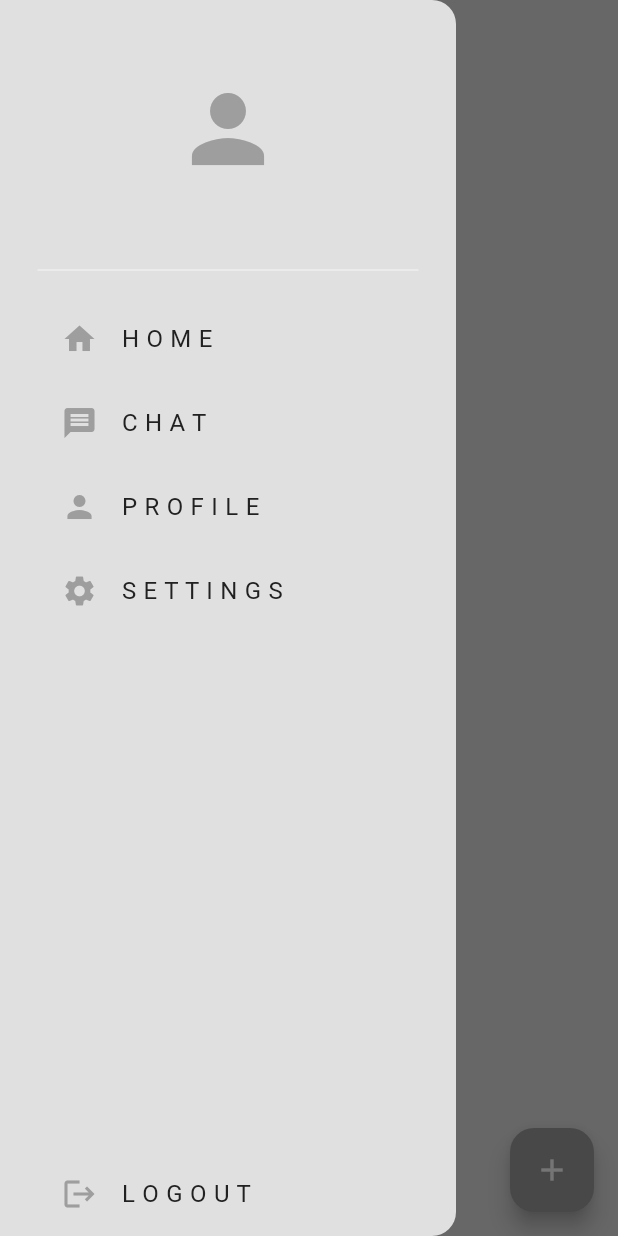
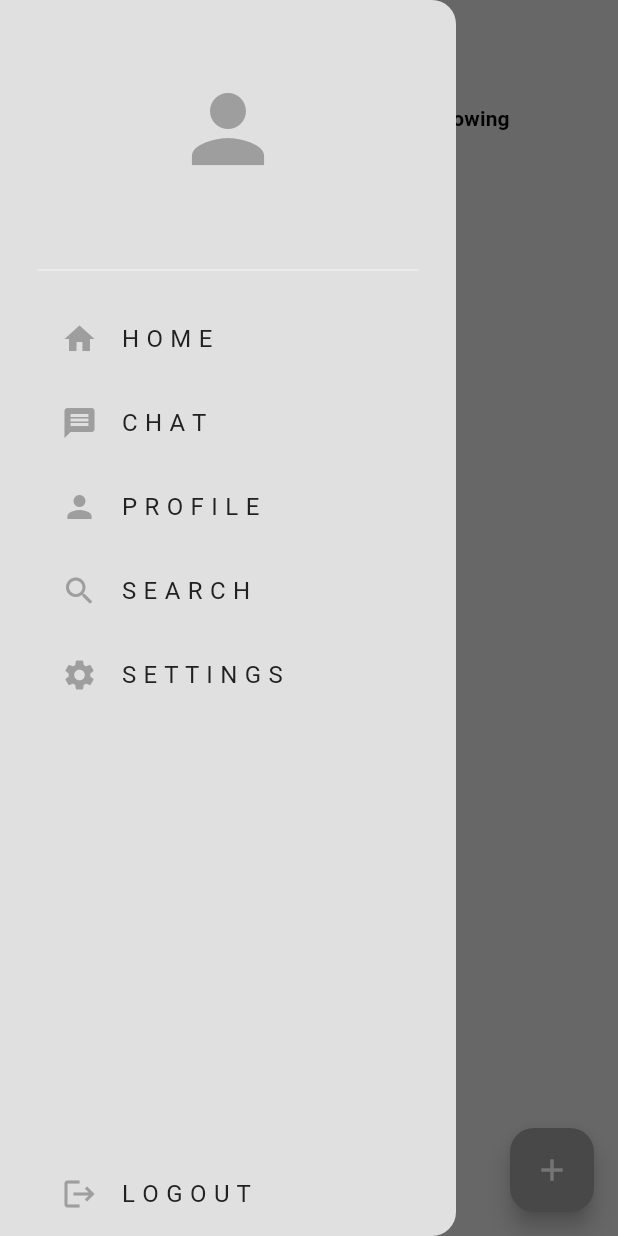
Before and after one commit to Schlegelk/mobile_programming, a Flutter app: the screen it shows once a user with an empty profile is signed in, with the side drawer open, on a phone screen of 412 x 824 dp. Run offline on Flutter 3.47's test engine with Material 3 defaults, Android fonts, the phone set to English and light mode, and no system bars; our stand-ins replace cloud_firestore, firebase_auth, firebase_core, google_fonts; accounts and stored records are empty.

Commit message:
home page for following and all users posts, search page to search users

```diff
--- a/lib/components/my_drawer.dart
+++ b/lib/components/my_drawer.dart
@@ -1,6 +1,7 @@
 import 'package:flutter/material.dart';
 import 'package:social_media/components/my_drawer_tile.dart';
 import 'package:social_media/pages/profile_page.dart';
+import 'package:social_media/pages/search_page.dart';
 import 'package:social_media/pages/settings_page.dart';
 import 'package:social_media/pages/users_page.dart';
 import 'package:social_media/services/auth/auth_service.dart';
@@ -105,6 +106,18 @@ class MyDrawer extends StatelessWidget {
               ),
 
               // search list tile
+              MyDrawerTile(
+                title: "S E A R C H",
+                icon: Icons.search,
+                onTap: () {
+                  Navigator.push(
+                    context,
+                    MaterialPageRoute(
+                      builder: (context) => SearchPage(),
+                    ),
+                  );
+                },
+              ),
 
               // settings list tile
               MyDrawerTile(
--- a/lib/pages/home_page.dart
+++ b/lib/pages/home_page.dart
@@ -67,7 +67,9 @@ class _HomePageState extends State<HomePage> {
   @override
   Widget build(BuildContext context) {
     // Scaffold
-    return Scaffold(
+    return DefaultTabController(
+      length: 2,
+      child: Scaffold(
         backgroundColor: Theme.of(context).colorScheme.surface,
         drawer: MyDrawer(),
 
@@ -76,6 +78,13 @@ class _HomePageState extends State<HomePage> {
           centerTitle: true,
           title: Text("H O M E"),
           foregroundColor: Theme.of(context).colorScheme.primary,
+          bottom: TabBar(
+            dividerColor: Colors.transparent,
+            tabs: [Tab(text: "For You"), Tab(text: "Following")],
+            labelColor: Color.fromARGB(255, 135, 183, 222),
+            labelStyle: TextStyle(fontWeight: FontWeight.bold),
+            indicatorColor: Theme.of(context).colorScheme.secondary,
+          ),
         ),
 
         // Floating Action Button
@@ -85,7 +94,11 @@ class _HomePageState extends State<HomePage> {
         ),
 
         // Body: list of all posts
-      body: _buildPostList(listeningProvider.allPosts),
+        body: TabBarView(children: [
+          _buildPostList(listeningProvider.allPosts),
+          _buildPostList(listeningProvider.followingPosts)
+        ]),
+      ),
     );
   }
 
--- a/lib/pages/profile_page.dart
+++ b/lib/pages/profile_page.dart
@@ -212,7 +212,7 @@ class _ProfilePageState extends State<ProfilePage> {
             ),
 
             // follow-unfollow button
-            if (user != null && user!.uid != currentUserId)
+            if (!_isLoading && user!.uid != currentUserId)
               MyFollowButton(
                 onPressed: toggleFollow,
                 isFollowing: _isFollowing,
--- a/lib/services/database/database_provider.dart
+++ b/lib/services/database/database_provider.dart
@@ -16,6 +16,7 @@ then it's much easier to manage and switch out different databases.
 
 */
 
+import 'package:firebase_auth/firebase_auth.dart';
 import 'package:flutter/foundation.dart';
 import 'package:social_media/models/comment.dart';
 import 'package:social_media/models/post.dart';
@@ -57,9 +58,11 @@ class DatabaseProvider extends ChangeNotifier {
 
   // local list of posts
   List<Post> _allPosts = [];
+  List<Post> _followingPosts = [];
 
   // get posts
   List<Post> get allPosts => _allPosts;
+  List<Post> get followingPosts => _followingPosts;
 
   // post message
   Future<void> postMessage(String message) async {
@@ -80,6 +83,9 @@ class DatabaseProvider extends ChangeNotifier {
     _allPosts =
         allPosts.where((post) => !blockedUserIds.contains(post.uid)).toList();
 
+    // filter the following post
+    await loadFollowingPosts();
+
     // initialize local like data
     initializeLikeMap();
 
@@ -90,6 +96,18 @@ class DatabaseProvider extends ChangeNotifier {
   // filter and return post given uid
   List<Post> filterUserPosts(String uid) {
     return _allPosts.where((post) => post.uid == uid).toList();
+  }
+
+  // load following posts
+  Future<void> loadFollowingPosts() async {
+    String currentUid = _auth.getCurrentUid();
+
+    // get list of uids
+    final followingUserIds = await _db.getFollowingUidsFromFirebase(currentUid);
+
+    // filter posts
+    _followingPosts =
+        _allPosts.where((post) => followingUserIds.contains(post.uid)).toList();
   }
 
   // delete post
@@ -517,4 +535,23 @@ class DatabaseProvider extends ChangeNotifier {
       print(e);
     }
   }
+
+  /*
+  SEARCH USERS
+  */
+  List<UserProfile> _searchResults = [];
+
+  List<UserProfile> get searchResult => _searchResults;
+
+  Future<void> searchUsers(String searchName) async {
+    try {
+      final result = await _db.searchUsersFromFirebase(searchName);
+
+      _searchResults = result;
+
+      notifyListeners();
+    } catch (e) {
+      print(e);
+    }
+  }
 }
```
Also changed, not shown: lib/pages/search_page.dart (+27 -4 lines), lib/services/database/database_service.dart (+12 -0 lines). Lines whose indentation alone changed are shown as unchanged.
